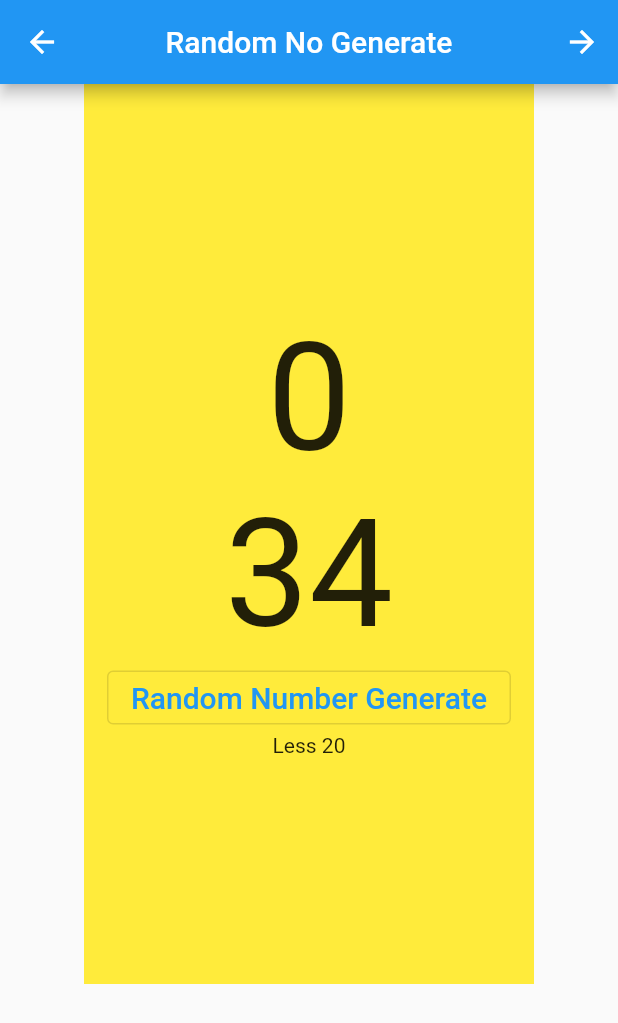
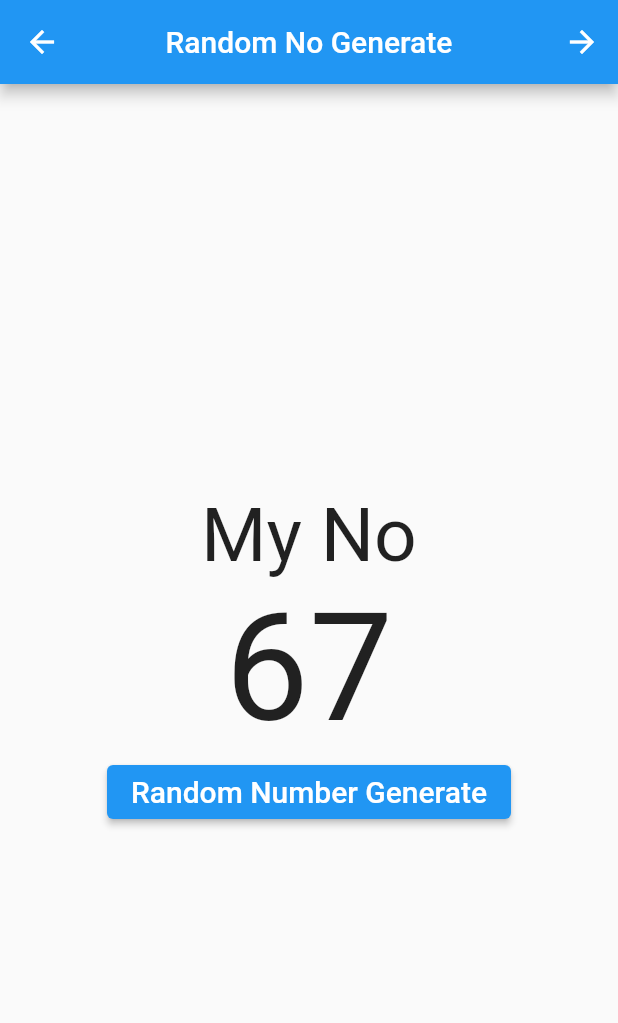
Before and after one commit to subrata731215/practic_widget_final, a Flutter app: the RandomNoGenerate screen opened by its route, after a tap on "Random Number Generate", on a phone screen of 412 x 824 dp. Shown: the top 1023 px of the screen. Run offline on Flutter 3.47's test engine with Material 2 defaults, Android fonts, the phone set to English and light mode, and no system bars; our stand-ins replace shared_preferences; missing offline and left inert: reactiv; accounts and stored records are empty.

Commit message:
random no

```diff
--- a/lib/widget_practice/randomnumber_7/randomnogenerate.dart
+++ b/lib/widget_practice/randomnumber_7/randomnogenerate.dart
@@ -11,26 +11,25 @@ class RandomNoGenerate extends StatefulWidget {
 }
 
 class _RandomNoGenerateState extends State<RandomNoGenerate> {
-  String randomNumberDescription = '';
+  int currentNumber = 0;
+  List<int> myNo = [0, 67, 76,670, 3554, 45, 400];
+  int? ranNo;
+  String whichNo = '';
+  String complete = '';
 
-  List<int> myChoiceNo = [0, 34, 44, 54, 74];
-  int myNo = 0;
-
-  int currentNumber = 0;
-
-  void randomNumberGenerateWithTextCondition() {
+  void generateNo() {
     setState(() {
-      if (currentNumber <= myChoiceNo.length) {
-        myNo++;
-        myNo = myChoiceNo[myNo];
+      currentNumber++;
+      if (currentNumber >= myNo.length) {
+        ranNo = Random().nextInt(40) + 1;
+        whichNo = 'Random No';
       } else {
-        currentNumber = Random().nextInt(100) + 1;
+        myNo[currentNumber];
+        whichNo = 'My No';
       }
 
-      if (currentNumber >= 20) {
-        randomNumberDescription = 'More 20';
-      } else {
-        randomNumberDescription = 'Less 20';
+      if (currentNumber == 10) {
+        complete = 'Counselling are Completed';
       }
     });
   }
@@ -40,34 +39,38 @@ class _RandomNoGenerateState extends State<RandomNoGenerate> {
     return Scaffold(
         appBar: appbarWidget(context,
             appBarTitle: 'Random No Generate', trailingRoutes: Routes.slider),
-        body: Center(
-          child: Column(
-            children: [
-              Container(
-                height: 600,
-                width: 300,
-                color: Colors.yellow,
+        body: currentNumber == 10
+            ? Center(
+          child: Text(
+            complete,
+            style: const TextStyle(
+                color: Colors.red,
+                fontWeight: FontWeight.bold,
+                fontSize: 50),
+          ),
+        )
+            : Center(
           child: Column(
             mainAxisAlignment: MainAxisAlignment.center,
             children: [
               Text(
-                      currentNumber.toString(),
+                whichNo,
+                style: const TextStyle(fontSize: 50),
+              ),
+              Text(
+                currentNumber >= myNo.length
+                    ? ranNo.toString()
+                    : myNo[currentNumber].toString(),
                 style: const TextStyle(fontSize: 100),
               ),
-                    Text(
-                      myNo.toString(),
-                      style: const TextStyle(fontSize: 100),
-                    ),
-                    OutlinedButton(
-                        onPressed: randomNumberGenerateWithTextCondition,
+              ElevatedButton(
+                  onPressed: () {
+                    generateNo();
+                  },
                   child: const Text(
                     'Random Number Generate',
                     style: TextStyle(fontSize: 20),
                   )),
-                    Text(randomNumberDescription),
-                  ],
-                ),
-              ),
             ],
           ),
         ));
```
Lines whose indentation alone changed are shown as unchanged.
